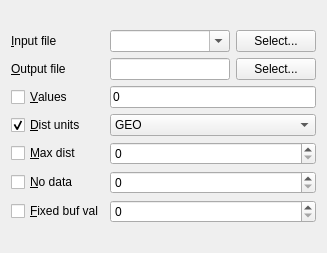
Before: the Qt Designer form qgis/python/plugins/GdalTools/tools/widgetProximity.ui in sourcepole/qgis, drawn with Qt 5.
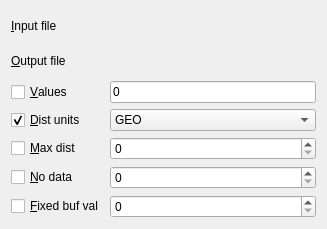
After: the same form once the commit is applied. Custom widgets are drawn as their Qt base class.

Commit message: avoid changes of the input layer when layers in canvas changed

What changed in the file:
```diff
--- a/qgis/python/plugins/GdalTools/tools/widgetProximity.ui
+++ b/qgis/python/plugins/GdalTools/tools/widgetProximity.ui
@@ -7,7 +7,7 @@
     <x>0</x>
     <y>0</y>
     <width>327</width>
-    <height>253</height>
+    <height>229</height>
    </rect>
   </property>
   <property name="sizePolicy">
@@ -28,61 +28,20 @@
         <string>&amp;Input file</string>
        </property>
        <property name="buddy">
-        <cstring>selectInputFileButton</cstring>
+        <cstring>inSelector</cstring>
        </property>
       </widget>
      </item>
-     <item row="0" column="1">
-      <layout class="QHBoxLayout" name="horizontalLayout_3">
-       <item>
-        <widget class="QComboBox" name="inputLayerCombo">
-         <property name="sizePolicy">
-          <sizepolicy hsizetype="Expanding" vsizetype="Fixed">
-           <horstretch>0</horstretch>
-           <verstretch>0</verstretch>
-          </sizepolicy>
-         </property>
-         <property name="editable">
-          <bool>true</bool>
-         </property>
-         <property name="insertPolicy">
-          <enum>QComboBox::NoInsert</enum>
-         </property>
-        </widget>
-       </item>
-       <item>
-        <widget class="QPushButton" name="selectInputFileButton">
-         <property name="text">
-          <string>Select...</string>
-         </property>
-        </widget>
-       </item>
-      </layout>
-     </item>
      <item row="1" column="0">
       <widget class="QLabel" name="label_2">
        <property name="text">
         <string>&amp;Output file</string>
        </property>
        <property name="buddy">
-        <cstring>selectOutputFileButton</cstring>
+        <cstring>outSelector</cstring>
        </property>
       </widget>
      </item>
-     <item row="1" column="1">
-      <layout class="QHBoxLayout" name="horizontalLayout_2">
-       <item>
-        <widget class="QLineEdit" name="outputFileEdit"/>
-       </item>
-       <item>
-        <widget class="QPushButton" name="selectOutputFileButton">
-         <property name="text">
-          <string>Select...</string>
-         </property>
-        </widget>
-       </item>
-      </layout>
-     </item>
      <item row="2" column="0">
       <widget class="QCheckBox" name="valuesCheck">
        <property name="text">
@@ -163,10 +122,24 @@
        </property>
       </widget>
      </item>
+     <item row="0" column="1">
+      <widget class="GdalToolsInOutSelector" name="inSelector" native="true"/>
+     </item>
+     <item row="1" column="1">
+      <widget class="GdalToolsInOutSelector" name="outSelector" native="true"/>
+     </item>
     </layout>
    </item>
   </layout>
  </widget>
+ <customwidgets>
+  <customwidget>
+   <class>GdalToolsInOutSelector</class>
+   <extends>QWidget</extends>
+   <header>inOutSelector</header>
+   <container>1</container>
+  </customwidget>
+ </customwidgets>
  <resources/>
  <connections/>
 </ui>
```
The commit also changes 41 other files.
